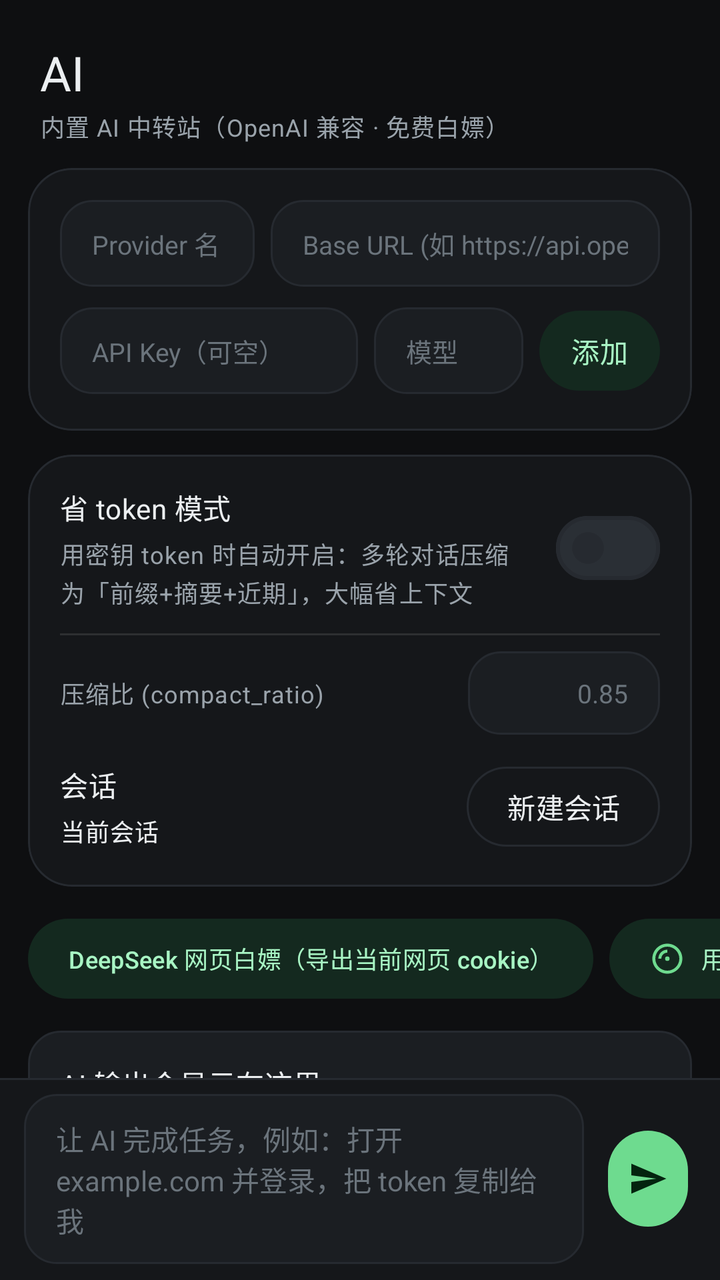
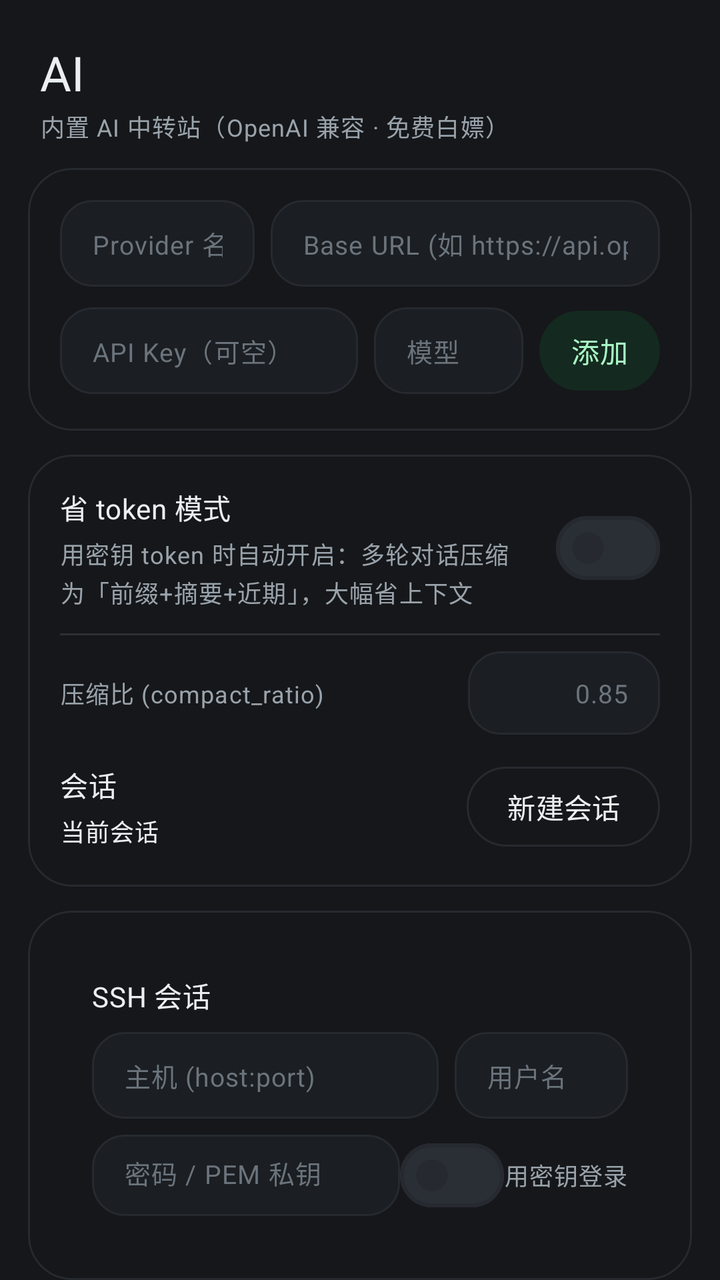

Before-and-after screenshots of an Android layout around one commit, followed by the original layout XML and the change that was made.
<!-- AndroidManifest.xml: application theme Theme.Yami -->
<!-- res/layout/fragment_ai.xml -->
<?xml version="1.0" encoding="utf-8"?>
<LinearLayout xmlns:android="http://schemas.android.com/apk/res/android"
    xmlns:app="http://schemas.android.com/apk/res-auto"
    android:layout_width="match_parent"
    android:layout_height="match_parent"
    android:orientation="vertical"
    android:background="?attr/colorBackground">

    
    <LinearLayout
        android:layout_width="match_parent"
        android:layout_height="wrap_content"
        android:orientation="vertical"
        android:paddingStart="@dimen/yami_space_xl"
        android:paddingEnd="@dimen/yami_space_xl"
        android:paddingTop="@dimen/yami_space_xl"
        android:paddingBottom="@dimen/yami_space_md">

        <TextView
            android:layout_width="wrap_content"
            android:layout_height="wrap_content"
            android:text="@string/nav_ai"
            style="@style/Yami.Text.Title"
            android:textSize="@dimen/yami_title_size" />

        <TextView
            android:layout_width="match_parent"
            android:layout_height="wrap_content"
            android:layout_marginTop="2dp"
            android:text="@string/ai_title"
            style="@style/Yami.Text.Dim" />
    </LinearLayout>

    
    <com.google.android.material.card.MaterialCardView
        style="@style/Yami.Card"
        android:layout_width="match_parent"
        android:layout_height="wrap_content"
        android:layout_marginStart="@dimen/yami_list_padding"
        android:layout_marginEnd="@dimen/yami_list_padding">

        <LinearLayout
            android:layout_width="match_parent"
            android:layout_height="wrap_content"
            android:orientation="vertical">

            <LinearLayout
                android:layout_width="match_parent"
                android:layout_height="wrap_content"
                android:orientation="horizontal">

                <com.google.android.material.textfield.TextInputEditText
                    android:id="@+id/etProviderName"
                    android:layout_width="0dp"
                    android:layout_height="wrap_content"
                    android:layout_weight="1"
                    android:hint="@string/ai_provider_name"
                    android:inputType="text"
                    android:maxLines="1"
                    android:textSize="13sp"
                    style="@style/Yami.EditText" />

                <Space
                    android:layout_width="@dimen/yami_space_sm"
                    android:layout_height="1dp" />

                <com.google.android.material.textfield.TextInputEditText
                    android:id="@+id/etProviderBase"
                    android:layout_width="0dp"
                    android:layout_height="wrap_content"
                    android:layout_weight="2"
                    android:hint="@string/ai_provider_base"
                    android:inputType="textUri"
                    android:maxLines="1"
                    android:textSize="13sp"
                    style="@style/Yami.EditText" />
            </LinearLayout>

            <LinearLayout
                android:layout_width="match_parent"
                android:layout_height="wrap_content"
                android:orientation="horizontal"
                android:layout_marginTop="@dimen/yami_space_sm"
                android:gravity="center_vertical">

                <com.google.android.material.textfield.TextInputEditText
                    android:id="@+id/etProviderKey"
                    android:layout_width="0dp"
                    android:layout_height="wrap_content"
                    android:layout_weight="2"
                    android:hint="@string/ai_provider_key"
                    android:inputType="textPassword"
                    android:maxLines="1"
                    android:textSize="13sp"
                    style="@style/Yami.EditText" />

                <Space
                    android:layout_width="@dimen/yami_space_sm"
                    android:layout_height="1dp" />

                <com.google.android.material.textfield.TextInputEditText
                    android:id="@+id/etProviderModel"
                    android:layout_width="0dp"
                    android:layout_height="wrap_content"
                    android:layout_weight="1"
                    android:hint="@string/ai_provider_model"
                    android:inputType="text"
                    android:maxLines="1"
                    android:textSize="13sp"
                    style="@style/Yami.EditText" />

                <Space
                    android:layout_width="@dimen/yami_space_sm"
                    android:layout_height="1dp" />

                <com.google.android.material.button.MaterialButton
                    android:id="@+id/btnAddProvider"
                    style="@style/Yami.Button.Tonal"
                    android:layout_width="wrap_content"
                    android:layout_height="wrap_content"
                    android:minWidth="0dp"
                    android:paddingStart="@dimen/yami_space_lg"
                    android:paddingEnd="@dimen/yami_space_lg"
                    android:text="@string/ai_add" />
            </LinearLayout>
        </LinearLayout>
    </com.google.android.material.card.MaterialCardView>

    
    <com.google.android.material.card.MaterialCardView
        style="@style/Yami.Card"
        android:layout_width="match_parent"
        android:layout_height="wrap_content"
        android:layout_marginStart="@dimen/yami_list_padding"
        android:layout_marginEnd="@dimen/yami_list_padding"
        android:layout_marginTop="@dimen/yami_space_md">

        <LinearLayout
            android:layout_width="match_parent"
            android:layout_height="wrap_content"
            android:orientation="vertical">

            <LinearLayout
                android:layout_width="match_parent"
                android:layout_height="wrap_content"
                android:orientation="horizontal"
                android:gravity="center_vertical">

                <LinearLayout
                    android:layout_width="0dp"
                    android:layout_height="wrap_content"
                    android:layout_weight="1"
                    android:layout_marginEnd="@dimen/yami_space_md"
                    android:orientation="vertical">

                    <TextView
                        android:layout_width="wrap_content"
                        android:layout_height="wrap_content"
                        android:text="@string/ai_compact"
                        style="@style/Yami.Text.Body" />

                    <TextView
                        android:layout_width="wrap_content"
                        android:layout_height="wrap_content"
                        android:layout_marginTop="@dimen/yami_space_xs"
                        android:text="@string/ai_compact_desc"
                        style="@style/Yami.Text.Dim" />
                </LinearLayout>

                <com.google.android.material.materialswitch.MaterialSwitch
                    android:id="@+id/switchCompact"
                    android:layout_width="wrap_content"
                    android:layout_height="wrap_content" />
            </LinearLayout>

            <View
                android:layout_width="match_parent"
                android:layout_height="1dp"
                android:layout_marginTop="@dimen/yami_space_md"
                android:layout_marginBottom="@dimen/yami_space_sm"
                android:background="@color/yami_divider_soft" />

            <LinearLayout
                android:layout_width="match_parent"
                android:layout_height="wrap_content"
                android:orientation="horizontal"
                android:gravity="center_vertical">

                <TextView
                    android:layout_width="0dp"
                    android:layout_height="wrap_content"
                    android:layout_weight="1"
                    android:text="@string/ai_compact_ratio"
                    style="@style/Yami.Text.Dim" />

                <com.google.android.material.textfield.TextInputEditText
                    android:id="@+id/etCompactRatio"
                    android:layout_width="96dp"
                    android:layout_height="wrap_content"
                    android:hint="0.85"
                    android:inputType="numberDecimal"
                    android:imeOptions="actionDone"
                    android:maxLines="1"
                    android:gravity="end"
                    android:textSize="13sp"
                    style="@style/Yami.EditText" />
            </LinearLayout>

            <LinearLayout
                android:layout_width="match_parent"
                android:layout_height="wrap_content"
                android:orientation="horizontal"
                android:layout_marginTop="@dimen/yami_space_md"
                android:gravity="center_vertical">

                <LinearLayout
                    android:layout_width="0dp"
                    android:layout_height="wrap_content"
                    android:layout_weight="1"
                    android:layout_marginEnd="@dimen/yami_space_md"
                    android:orientation="vertical">

                    <TextView
                        android:layout_width="wrap_content"
                        android:layout_height="wrap_content"
                        android:text="@string/ai_session"
                        style="@style/Yami.Text.Body" />

                    <TextView
                        android:id="@+id/tvSession"
                        android:layout_width="wrap_content"
                        android:layout_height="wrap_content"
                        android:layout_marginTop="@dimen/yami_space_xs"
                        android:text="@string/ai_session_current"
                        android:maxLines="1"
                        android:ellipsize="middle"
                        style="@style/Yami.Text.Mono" />
                </LinearLayout>

                <com.google.android.material.button.MaterialButton
                    android:id="@+id/btnNewSession"
                    style="@style/Yami.Button.Outline"
                    android:layout_width="wrap_content"
                    android:layout_height="wrap_content"
                    android:text="@string/ai_session_new" />
            </LinearLayout>
        </LinearLayout>
    </com.google.android.material.card.MaterialCardView>

    
    <HorizontalScrollView
        android:layout_width="match_parent"
        android:layout_height="wrap_content"
        android:scrollbars="none"
        android:layout_marginTop="@dimen/yami_space_md"
        android:paddingStart="@dimen/yami_list_padding"
        android:paddingEnd="@dimen/yami_list_padding"
        android:clipToPadding="false">

        <LinearLayout
            android:layout_width="wrap_content"
            android:layout_height="wrap_content"
            android:orientation="horizontal">

            <com.google.android.material.button.MaterialButton
                android:id="@+id/btnDeepseekBridge"
                style="@style/Yami.Button.Tonal"
                android:layout_width="wrap_content"
                android:layout_height="wrap_content"
                android:layout_marginEnd="@dimen/yami_space_sm"
                android:textSize="12sp"
                android:text="@string/ai_deepseek_bridge" />

            <com.google.android.material.button.MaterialButton
                android:id="@+id/btnAnalyze"
                style="@style/Yami.Button.Tonal"
                android:layout_width="wrap_content"
                android:layout_height="wrap_content"
                android:layout_marginEnd="@dimen/yami_space_sm"
                android:textSize="12sp"
                app:icon="@drawable/ic_capture"
                app:iconGravity="textStart"
                android:text="@string/ai_analyze_last" />

            <com.google.android.material.button.MaterialButton
                android:id="@+id/btnAgentRun"
                style="@style/Yami.Button.Tonal"
                android:layout_width="wrap_content"
                android:layout_height="wrap_content"
                android:textSize="12sp"
                app:icon="@drawable/ic_ai"
                app:iconGravity="textStart"
                android:text="@string/ai_agent_run" />
        </LinearLayout>
    </HorizontalScrollView>

    
    <ScrollView
        android:id="@+id/aiOutputScroll"
        android:layout_width="match_parent"
        android:layout_height="0dp"
        android:layout_weight="1"
        android:layout_marginStart="@dimen/yami_list_padding"
        android:layout_marginEnd="@dimen/yami_list_padding"
        android:layout_marginTop="@dimen/yami_space_md"
        android:clipToPadding="false"
        android:scrollbars="none">

        <TextView
            android:id="@+id/tvAiOutput"
            android:layout_width="match_parent"
            android:layout_height="wrap_content"
            android:background="@drawable/bg_bubble_ai"
            android:padding="@dimen/yami_card_padding"
            android:text="@string/ai_output_placeholder"
            style="@style/Yami.Text.Body"
            android:textSize="14sp"
            android:lineSpacingExtra="3dp"
            android:autoLink="web"
            android:linksClickable="true"
            android:textIsSelectable="true" />
    </ScrollView>

    
    <LinearLayout
        android:layout_width="match_parent"
        android:layout_height="wrap_content"
        android:orientation="horizontal"
        android:gravity="center_vertical"
        android:paddingStart="@dimen/yami_space_md"
        android:paddingEnd="@dimen/yami_space_md"
        android:paddingTop="@dimen/yami_space_sm"
        android:paddingBottom="@dimen/yami_space_sm"
        android:background="@drawable/bg_inputbar_soft">

        <com.google.android.material.textfield.TextInputEditText
            android:id="@+id/etAiInput"
            android:layout_width="0dp"
            android:layout_height="wrap_content"
            android:layout_weight="1"
            android:hint="@string/ai_input_hint"
            android:maxLines="4"
            android:textSize="14sp"
            style="@style/Yami.EditText" />

        <com.google.android.material.button.MaterialButton
            android:id="@+id/btnAiRun"
            style="@style/Widget.Material3.Button.IconButton.Filled"
            android:layout_width="48dp"
            android:layout_height="48dp"
            android:layout_marginStart="@dimen/yami_space_sm"
            android:insetTop="0dp"
            android:insetBottom="0dp"
            app:icon="@drawable/ic_send"
            app:iconGravity="textStart"
            app:iconPadding="0dp"
            app:iconTint="@color/yami_on_accent"
            app:backgroundTint="@color/yami_accent"
            android:contentDescription="@string/ai_send" />
    </LinearLayout>
</LinearLayout>
<!-- resources referenced by this layout -->
<resources>
  <style name="Yami.EditText" parent="Widget.Material3.TextInputEditText">
          <item name="android:textColor">@color/yami_on_surface</item>
          <item name="android:textColorHint">@color/yami_on_surface_faint</item>
          <item name="android:background">@drawable/bg_input_state</item>
          <item name="android:paddingStart">@dimen/yami_space_lg</item>
          <item name="android:paddingEnd">@dimen/yami_space_lg</item>
          <item name="android:paddingTop">@dimen/yami_space_md</item>
          <item name="android:paddingBottom">@dimen/yami_space_md</item>
          <item name="android:textCursorDrawable">@null</item>
      </style>
  <style name="Theme.Yami" parent="Theme.Material3.DynamicColors.DayNight.NoActionBar">
          
          <item name="colorPrimary">@color/yami_accent</item>
          <item name="colorOnPrimary">@color/yami_on_accent</item>
          <item name="colorPrimaryContainer">@color/yami_accent_soft</item>
          <item name="colorOnPrimaryContainer">@color/yami_on_accent_soft</item>
          <item name="colorSecondary">@color/yami_accent_dim</item>
          <item name="colorOnSecondary">@color/yami_on_accent</item>
          <item name="colorSecondaryContainer">@color/yami_accent_soft</item>
          <item name="colorOnSecondaryContainer">@color/yami_on_accent_soft</item>
          <item name="colorTertiary">@color/yami_info</item>
  
          
          <item name="colorSurface">@color/yami_surface</item>
          <item name="colorSurfaceVariant">@color/yami_surface_2</item>
          <item name="colorSurfaceContainerLowest">@color/yami_bg</item>
          <item name="colorSurfaceContainerLow">@color/yami_surface</item>
          <item name="colorSurfaceContainer">@color/yami_surface_2</item>
          <item name="colorSurfaceContainerHigh">@color/yami_surface_3</item>
          <item name="colorSurfaceContainerHighest">@color/yami_surface_4</item>
          <item name="colorOnSurface">@color/yami_on_surface</item>
          <item name="colorOnSurfaceVariant">@color/yami_on_surface_dim</item>
          <item name="colorOutline">@color/yami_divider</item>
          <item name="colorOutlineVariant">@color/yami_divider_soft</item>
          <item name="colorBackground">@color/yami_bg</item>
          <item name="android:colorBackground">@color/yami_bg</item>
          <item name="colorError">@color/yami_danger</item>
          <item name="colorErrorContainer">@color/yami_danger_soft</item>
  
          
          <item name="android:windowBackground">@color/yami_bg</item>
          <item name="android:statusBarColor">@color/yami_bg</item>
          <item name="android:navigationBarColor">@color/yami_bg</item>
          <item name="android:windowLightStatusBar">false</item>
          <item name="android:enforceNavigationBarContrast">false</item>
          <item name="elevationOverlayEnabled">false</item>
  
          
          <item name="android:colorControlHighlight">@color/yami_accent_ripple</item>
          <item name="android:windowAnimationStyle">@style/Yami.WindowAnim</item>
          <item name="android:listDivider">@color/yami_divider</item>
  
          
          <item name="shapeAppearanceCornerExtraSmall">@style/Yami.Shape.XS</item>
          <item name="shapeAppearanceCornerSmall">@style/Yami.Shape.SM</item>
          <item name="shapeAppearanceCornerMedium">@style/Yami.Shape.MD</item>
          <item name="shapeAppearanceCornerLarge">@style/Yami.Shape.LG</item>
          <item name="shapeAppearanceCornerExtraLarge">@style/Yami.Shape.XL</item>
  
          
          <item name="materialButtonStyle">@style/Yami.Button</item>
          <item name="editTextStyle">@style/Yami.EditText</item>
          <item name="bottomNavigationStyle">@style/Yami.BottomNav</item>
          <item name="chipStyle">@style/Yami.Chip</item>
          <item name="materialCardViewStyle">@style/Yami.Card</item>
          <item name="switchStyle">@style/Yami.Switch</item>
          <item name="floatingActionButtonStyle">@style/Yami.Fab</item>
          <item name="android:progressBarStyleHorizontal">@style/Yami.Progress</item>
          <item name="android:buttonStyle">@style/Yami.Button</item>
      </style>
  <!-- unchanged entries left out for length: 84 -->
</resources>

<!-- the commit's change to res/layout/fragment_ai.xml (unified diff, before → after) -->
@@ -4,7 +4,7 @@
     android:layout_width="match_parent"
     android:layout_height="match_parent"
     android:orientation="vertical"
-    android:background="?attr/colorBackground">
+    android:background="?attr/colorSurface">
 
     
     <LinearLayout
@@ -244,6 +244,135 @@
                     android:layout_height="wrap_content"
                     android:text="@string/ai_session_new" />
             </LinearLayout>
+        </LinearLayout>
+    </com.google.android.material.card.MaterialCardView>
+
+    
+    <com.google.android.material.card.MaterialCardView
+        style="@style/Yami.Card"
+        android:layout_width="match_parent"
+        android:layout_height="wrap_content"
+        android:layout_marginStart="@dimen/yami_list_padding"
+        android:layout_marginEnd="@dimen/yami_list_padding"
+        android:layout_marginTop="@dimen/yami_space_md">
+
+        <LinearLayout
+            android:layout_width="match_parent"
+            android:layout_height="wrap_content"
+            android:orientation="vertical"
+            android:padding="@dimen/yami_card_padding">
+
+            <TextView
+                android:layout_width="wrap_content"
+                android:layout_height="wrap_content"
+                android:text="@string/ssh_title"
+                style="@style/Yami.Text.Body" />
+
+            <LinearLayout
+                android:layout_width="match_parent"
+                android:layout_height="wrap_content"
+                android:orientation="horizontal"
+                android:layout_marginTop="@dimen/yami_space_sm"
+                android:gravity="center_vertical">
+
+                <com.google.android.material.textfield.TextInputEditText
+                    android:id="@+id/etSshHost"
+                    android:layout_width="0dp"
+                    android:layout_height="wrap_content"
+                    android:layout_weight="2"
+                    android:hint="@string/ssh_host"
+                    android:inputType="textUri"
+                    android:maxLines="1"
+                    android:textSize="13sp"
+                    style="@style/Yami.EditText" />
+
+                <Space
+                    android:layout_width="@dimen/yami_space_sm"
+                    android:layout_height="1dp" />
+
+                <com.google.android.material.textfield.TextInputEditText
+                    android:id="@+id/etSshUser"
+                    android:layout_width="0dp"
+                    android:layout_height="wrap_content"
+                    android:layout_weight="1"
+                    android:hint="@string/ssh_user"
+                    android:inputType="text"
+                    android:maxLines="1"
+                    android:textSize="13sp"
+                    style="@style/Yami.EditText" />
+            </LinearLayout>
+
+            <LinearLayout
+                android:layout_width="match_parent"
+                android:layout_height="wrap_content"
+                android:orientation="horizontal"
+                android:layout_marginTop="@dimen/yami_space_sm"
+                android:gravity="center_vertical">
+
+                <com.google.android.material.textfield.TextInputEditText
+                    android:id="@+id/etSshSecret"
+                    android:layout_width="0dp"
+                    android:layout_height="wrap_content"
+                    android:layout_weight="1"
+                    android:hint="@string/ssh_secret"
+                    android:inputType="textPassword"
+                    android:maxLines="1"
+                    android:textSize="13sp"
+                    style="@style/Yami.EditText" />
+
+                <com.google.android.material.materialswitch.MaterialSwitch
+                    android:id="@+id/switchSshKey"
+                    android:layout_width="wrap_content"
+                    android:layout_height="wrap_content" />
+
+                <TextView
+                    android:layout_width="wrap_content"
+                    android:layout_height="wrap_content"
+                    android:text="@string/ssh_key_mode"
+                    android:textSize="12sp"
+                    style="@style/Yami.Text.Dim" />
+            </LinearLayout>
+
+            <LinearLayout
+                android:layout_width="match_parent"
+                android:layout_height="wrap_content"
+                android:orientation="horizontal"
+                android:layout_marginTop="@dimen/yami_space_sm"
+                android:gravity="center_vertical">
+
+                <com.google.android.material.button.MaterialButton
+                    android:id="@+id/btnSshConnect"
+                    style="@style/Yami.Button.Tonal"
+                    android:layout_width="wrap_content"
+                    android:layout_height="wrap_content"
+                    android:text="@string/ssh_connect" />
+
+                <com.google.android.material.button.MaterialButton
+                    android:id="@+id/btnSshExec"
+                    style="@style/Yami.Button.Tonal"
+                    android:layout_width="wrap_content"
+                    android:layout_height="wrap_content"
+                    android:layout_marginStart="@dimen/yami_space_sm"
+                    android:text="@string/ssh_exec" />
+
+                <TextView
+                    android:id="@+id/tvSshStatus"
+                    android:layout_width="0dp"
+                    android:layout_height="wrap_content"
+                    android:layout_weight="1"
+                    android:layout_marginStart="@dimen/yami_space_sm"
+                    android:text="@string/ssh_status"
+                    android:textSize="12sp"
+                    style="@style/Yami.Text.Dim" />
+            </LinearLayout>
+
+            <TextView
+                android:layout_width="match_parent"
+                android:layout_height="wrap_content"
+                android:layout_marginTop="@dimen/yami_space_xs"
+                android:text="@string/ssh_exec_hint"
+                android:textSize="11sp"
+                style="@style/Yami.Text.Dim" />
         </LinearLayout>
     </com.google.android.material.card.MaterialCardView>
 
<!-- resource entries referenced after the edit -->
@@ -1,6 +1,15 @@
 <!-- resources referenced by this layout -->
 <resources>
-  <style name="Yami.EditText" parent="Widget.Material3.TextInputEditText">
+  <string name="ssh_connect">连接 SSH</string>
+  <string name="ssh_exec">在 SSH 执行</string>
+  <string name="ssh_exec_hint">命令用底部输入框，点「在 SSH 执行」即可在远程运行</string>
+  <string name="ssh_host">主机 (host:port)</string>
+  <string name="ssh_key_mode">用密钥登录</string>
+  <string name="ssh_secret">密码 / PEM 私钥</string>
+  <string name="ssh_status">未连接</string>
+  <string name="ssh_title">SSH 会话</string>
+  <string name="ssh_user">用户名</string>
+  <style name="Yami.EditText" parent="Widget.Material3.TextInputEditText.FilledBox">
           <item name="android:textColor">@color/yami_on_surface</item>
           <item name="android:textColorHint">@color/yami_on_surface_faint</item>
           <item name="android:background">@drawable/bg_input_state</item>
@@ -34,8 +43,6 @@
           <item name="colorOnSurfaceVariant">@color/yami_on_surface_dim</item>
           <item name="colorOutline">@color/yami_divider</item>
           <item name="colorOutlineVariant">@color/yami_divider_soft</item>
-          <item name="colorBackground">@color/yami_bg</item>
-          <item name="android:colorBackground">@color/yami_bg</item>
           <item name="colorError">@color/yami_danger</item>
           <item name="colorErrorContainer">@color/yami_danger_soft</item>
   
